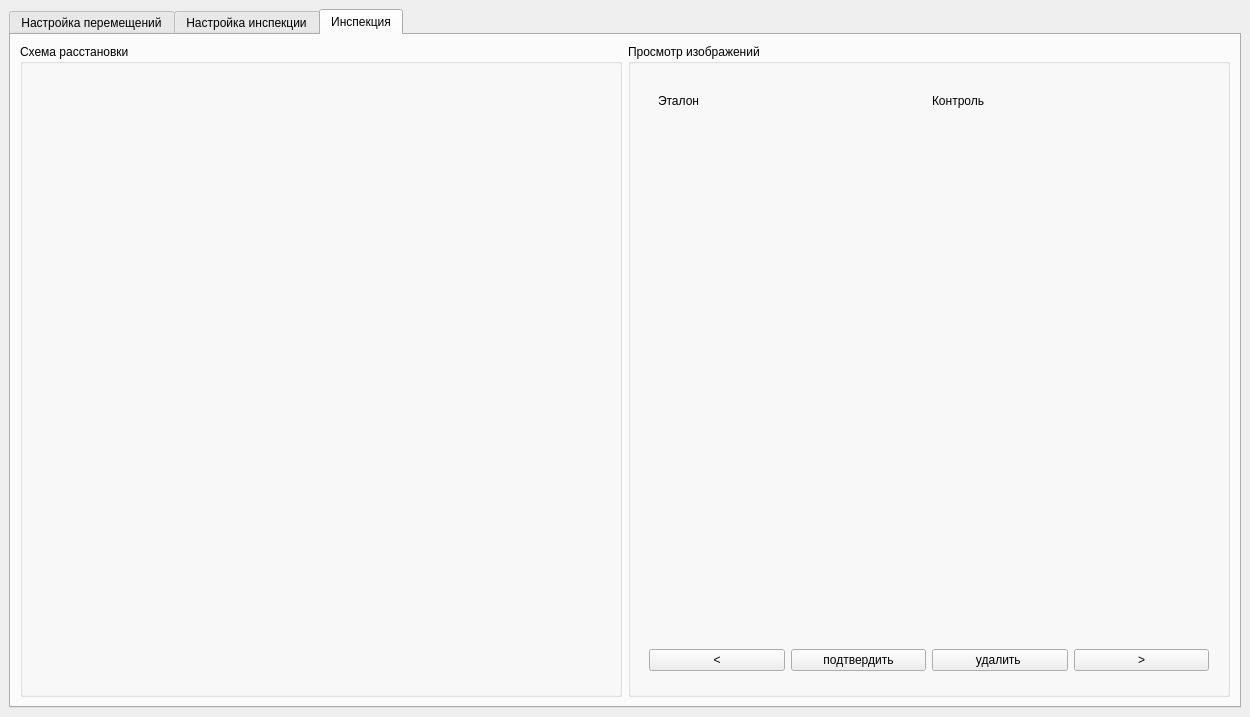
The window that ui/cnc_control.ui (mikhail-7975/cnc_control) describes before a commit, drawn with Qt 5.
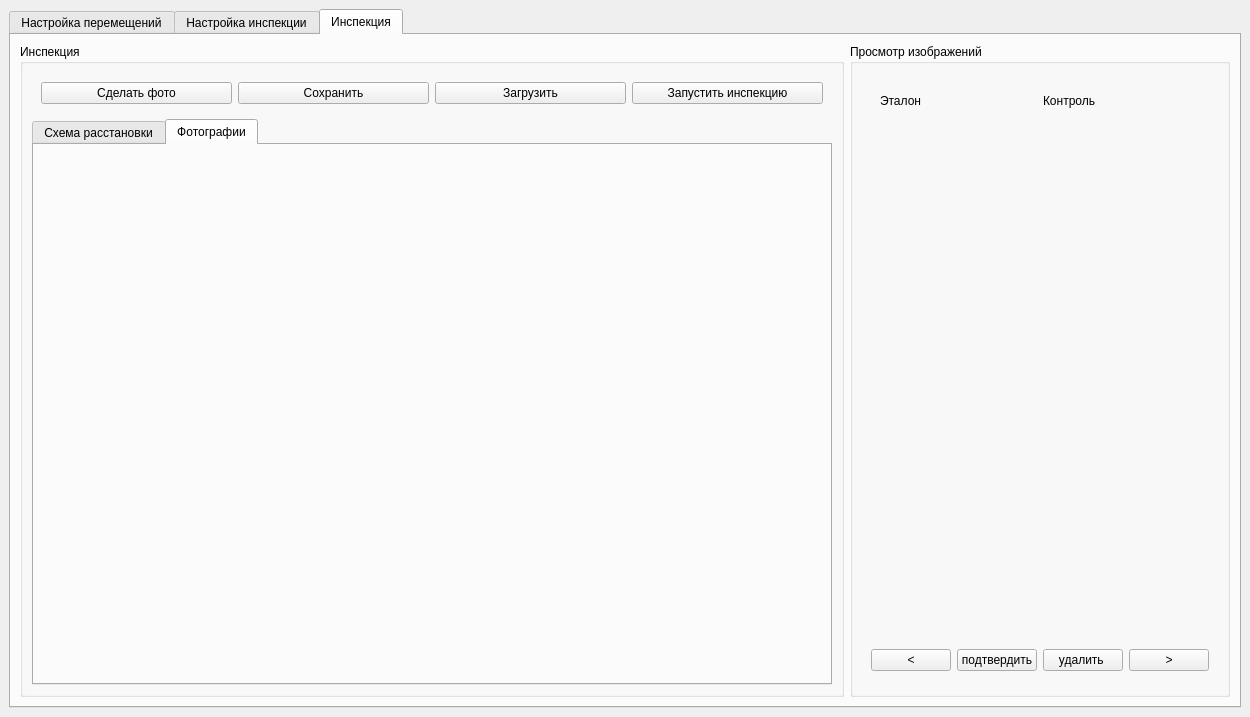
The same window after the commit. The open tabs and pages were chosen to show the change.

Commit message: add tabs to display inspection result

```diff
--- a/ui/cnc_control.ui
+++ b/ui/cnc_control.ui
@@ -609,8 +609,71 @@
         <item>
          <widget class="QGroupBox" name="component_schema_groupbox">
           <property name="title">
-           <string>Схема расстановки</string>
+           <string>Инспекция</string>
           </property>
+          <layout class="QVBoxLayout" name="verticalLayout_10">
+           <item>
+            <widget class="QWidget" name="control_inspection_widget" native="true">
+             <layout class="QHBoxLayout" name="horizontalLayout_11">
+              <item>
+               <widget class="QPushButton" name="take_control_photo_pushButton">
+                <property name="text">
+                 <string>Сделать фото</string>
+                </property>
+               </widget>
+              </item>
+              <item>
+               <widget class="QPushButton" name="save_control_photo_pushButton">
+                <property name="text">
+                 <string>Сохранить</string>
+                </property>
+               </widget>
+              </item>
+              <item>
+               <widget class="QPushButton" name="load_control_photo_pushButton">
+                <property name="text">
+                 <string>Загрузить</string>
+                </property>
+               </widget>
+              </item>
+              <item>
+               <widget class="QPushButton" name="run_inspection_pushButton">
+                <property name="text">
+                 <string>Запустить инспекцию</string>
+                </property>
+               </widget>
+              </item>
+             </layout>
+            </widget>
+           </item>
+           <item>
+            <widget class="QTabWidget" name="results_visualization_tabWidget">
+             <property name="currentIndex">
+              <number>1</number>
+             </property>
+             <widget class="QWidget" name="schema_tab">
+              <attribute name="title">
+               <string>Схема расстановки</string>
+              </attribute>
+              <layout class="QVBoxLayout" name="verticalLayout_12">
+               <item>
+                <widget class="QWidget" name="shema_display_widget" native="true"/>
+               </item>
+              </layout>
+             </widget>
+             <widget class="QWidget" name="photo_tab">
+              <attribute name="title">
+               <string>Фотографии</string>
+              </attribute>
+              <layout class="QVBoxLayout" name="verticalLayout_11">
+               <item>
+                <widget class="QWidget" name="photo_display_widget" native="true"/>
+               </item>
+              </layout>
+             </widget>
+            </widget>
+           </item>
+          </layout>
          </widget>
         </item>
         <item>
```
Left out of the diff: 2 changed lines with no effect on the pictures. The commit also changes 1 other file.
